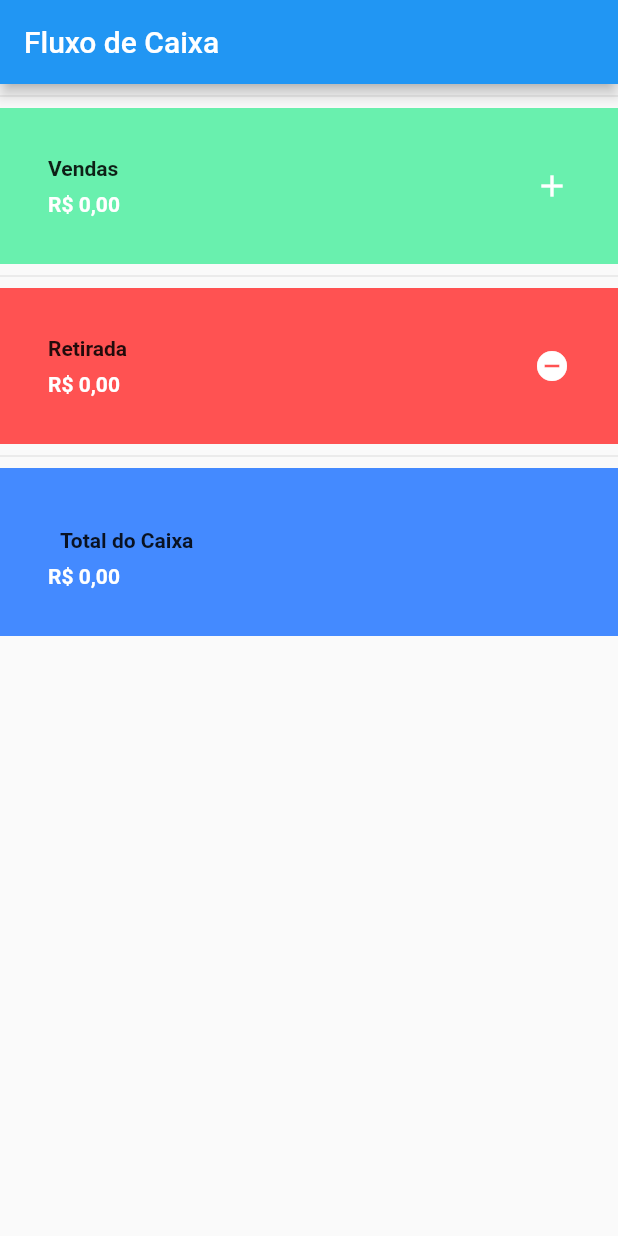
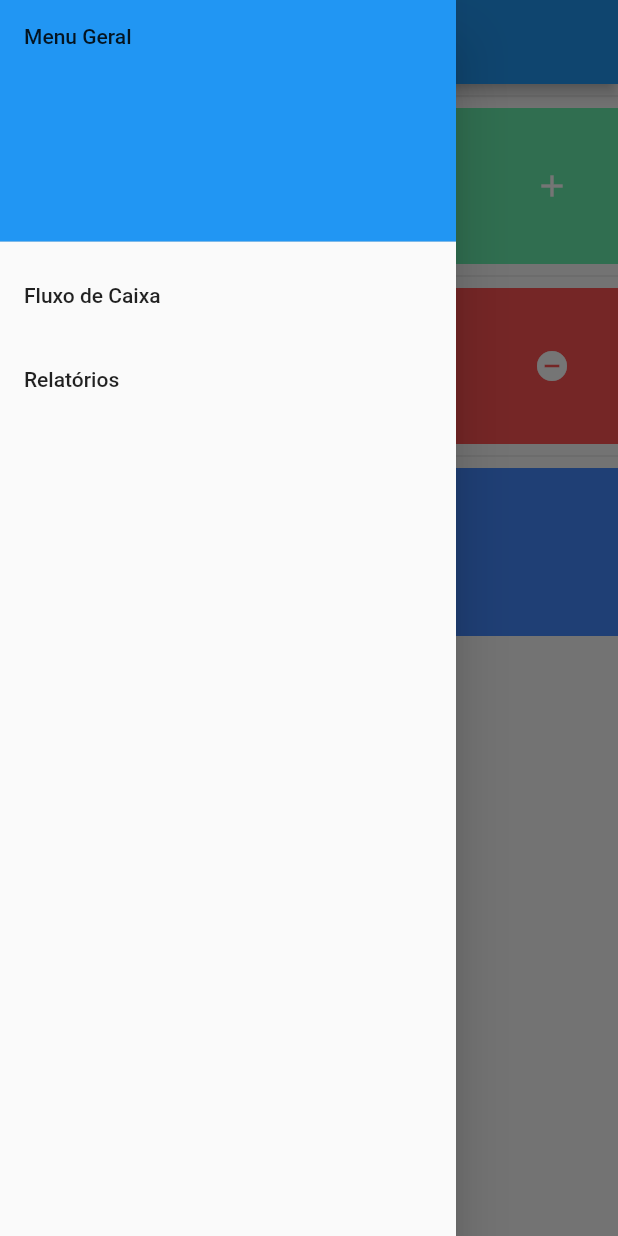
Before and after one commit to heitorhp/fluxo_de_caixa, a Flutter app: the screen it shows after launch, with the side drawer open (before the commit the screen has no drawer), on a phone screen of 412 x 824 dp. Run offline on Flutter 3.47's test engine with Material 2 defaults, Android fonts, the phone set to English and light mode, and no system bars.

Commit message:
criação do Menu deslizante - Heitor

```diff
--- a/lib/main.dart
+++ b/lib/main.dart
@@ -187,6 +187,34 @@ class MyApp extends StatelessWidget {
       title: "Fluxo de Caixa Simplificado",
       debugShowCheckedModeBanner: false, //tira o banner do debug
       home: Scaffold(
+        //Menu deslisante
+        drawer: Drawer(
+          child: ListView(
+            padding: EdgeInsets.zero,
+              children: <Widget>[
+                DrawerHeader(
+                  child: Text('Menu Geral'),
+                  decoration: BoxDecoration(
+                    color: Colors.blue,
+                  ),
+                ),
+                ListTile(
+                  title: Text('Fluxo de Caixa'),
+                  onTap: (){
+                    Navigator.pop(context);
+                  },
+                ),
+                ListTile(
+                  title: Text('Relatórios'),
+                  onTap: (){
+                    Navigator.pop(context);
+                  },
+                ),
+              ],
+          ),
+        ),
+        //fim do menu deslizante
+
         appBar: AppBar(
           title: Text("Fluxo de Caixa"),
         ),
--- a/lib/ui/home_page.dart
+++ b/lib/ui/home_page.dart
@@ -1,5 +1,6 @@
 
 import 'package:flutter/cupertino.dart';
+
 
 class HomePage extends StatefulWidget {
   @override
```
